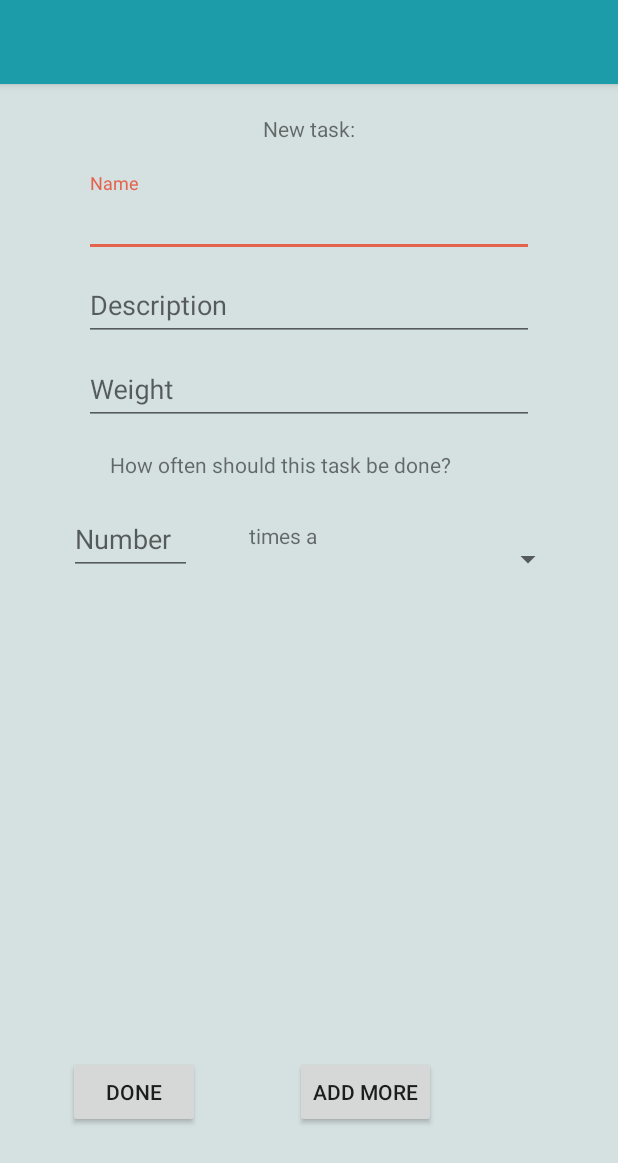
After one commit to hayeb/SDE, an Android app: the layout activity_add_task.xml on its own in the app's theme, with its tools: preview values and no code run, on a phone screen of 412 x 824 dp. The commit adds this screen. Shown: the top 1163 px of the screen. Run offline under Robolectric (Android 15) with nearby library versions, the phone set to English and light mode, and no system bars.

Commit message:
taskdefinitions almost done

```diff
--- a/propr-app/app/src/main/AndroidManifest.xml
+++ b/propr-app/app/src/main/AndroidManifest.xml
@@ -50,6 +50,7 @@
 				android:name="android.support.PARENT_ACTIVITY"
 				android:value="giphouse.nl.proprapp.SplashActivity" />
 		</activity>
+
 
 		<activity
 			android:name=".ui.group.GroupAddActivity"
--- a/propr-app/app/src/main/java/giphouse/nl/proprapp/dagger/ProprApplicationComponent.java
+++ b/propr-app/app/src/main/java/giphouse/nl/proprapp/dagger/ProprApplicationComponent.java
@@ -11,6 +11,7 @@ import giphouse.nl.proprapp.ui.group.GroupAddActivity;
 import giphouse.nl.proprapp.ui.group.GroupInfoActivity;
 import giphouse.nl.proprapp.ui.group.GroupJoinActivity;
 import giphouse.nl.proprapp.ui.group.GroupListActivity;
+import giphouse.nl.proprapp.ui.group.AddTaskActivity;
 import giphouse.nl.proprapp.ui.group.overview.GroupActivityFragment;
 import giphouse.nl.proprapp.ui.group.overview.GroupMyTasksFragment;
 import giphouse.nl.proprapp.ui.group.overview.GroupOverviewActivity;
@@ -37,6 +38,8 @@ public interface ProprApplicationComponent {
 
 	void inject(GroupJoinActivity groupJoinActivity);
 
+	void inject(AddTaskActivity addTaskActivity);
+
 	void inject(GroupMyTasksFragment myTasksFragment);
 
 	void inject(SplashActivity splashActivity);
--- a/propr-app/app/src/main/java/giphouse/nl/proprapp/service/group/GroupService.java
+++ b/propr-app/app/src/main/java/giphouse/nl/proprapp/service/group/GroupService.java
@@ -6,6 +6,7 @@ import giphouse.nl.proprapp.service.group.search.GroupSearchResult;
 import nl.giphouse.propr.dto.group.GroupAddDto;
 import nl.giphouse.propr.dto.group.GroupDto;
 import nl.giphouse.propr.dto.group.GroupJoinDto;
+import nl.giphouse.propr.dto.task.TaskDefinitionDto;
 import nl.giphouse.propr.dto.user.UserInfoDto;
 import retrofit2.Call;
 import retrofit2.http.Body;
--- a/propr-app/app/src/main/java/giphouse/nl/proprapp/service/task/TaskService.java
+++ b/propr-app/app/src/main/java/giphouse/nl/proprapp/service/task/TaskService.java
@@ -3,6 +3,7 @@ package giphouse.nl.proprapp.service.task;
 import java.util.List;
 
 import nl.giphouse.propr.dto.task.TaskCompletionDto;
+import nl.giphouse.propr.dto.task.TaskDefinitionDto;
 import nl.giphouse.propr.dto.task.TaskDto;
 import nl.giphouse.propr.dto.task.TaskRatingDto;
 import retrofit2.Call;
@@ -26,6 +27,9 @@ public interface TaskService {
 	@GET("api/task/group/scheduled")
 	Call<List<TaskDto>> getTodoTasksInGroup(@Query("groupname") String groupname);
 
+	@POST("api/task/group/add")
+	Call<TaskDefinitionDto> createTask(final @Body TaskDefinitionDto taskDefinitionDto);
+
 	@POST("api/task/{taskId}/complete")
 	Call<Void> completeTask(@Path("taskId") Long taskId, @Body TaskCompletionDto taskCompletionDto);
 
--- a/propr-app/app/src/main/java/giphouse/nl/proprapp/ui/group/GroupJoinActivity.java
+++ b/propr-app/app/src/main/java/giphouse/nl/proprapp/ui/group/GroupJoinActivity.java
@@ -82,7 +82,7 @@ public class GroupJoinActivity extends AppCompatActivity {
 			public void onResponse(@NonNull final Call<GroupDto> call, @NonNull final Response<GroupDto> response) {
 				if (!response.isSuccessful()) {
 				} else {
-					Log.i(TAG, "Succesfully created a group");
+					Log.i(TAG, "Succesfully joined a group");
 					final Intent intent = new Intent(GroupJoinActivity.this, GroupOverviewActivity.class);
 					final GroupDto dto = response.body();
 					if (dto != null)
--- /dev/null
+++ b/propr-app/app/src/main/res/layout/activity_add_task.xml
@@ -0,0 +1,227 @@
+<?xml version="1.0" encoding="utf-8"?>
+<android.support.constraint.ConstraintLayout xmlns:android="http://schemas.android.com/apk/res/android"
+    xmlns:app="http://schemas.android.com/apk/res-auto"
+    xmlns:tools="http://schemas.android.com/tools"
+    android:layout_width="match_parent"
+    android:layout_height="match_parent"
+    tools:context="giphouse.nl.proprapp.ui.group.AddTaskActivity">
+
+    <android.support.design.widget.AppBarLayout
+        android:layout_width="match_parent"
+        android:layout_height="wrap_content"
+        android:theme="@style/ProprTheme.AppBarOverlay">
+
+        <android.support.v7.widget.Toolbar
+            android:id="@+id/toolbar"
+            android:layout_width="match_parent"
+            android:layout_height="?attr/actionBarSize"
+            android:background="?attr/colorPrimary"
+            app:popupTheme="@style/ProprTheme.PopupOverlay" />
+
+    </android.support.design.widget.AppBarLayout>
+
+    <TextView
+        android:id="@+id/textView"
+        android:layout_width="270dp"
+        android:layout_height="wrap_content"
+        android:layout_marginTop="76dp"
+        android:text="@string/new_task"
+        android:textAlignment="center"
+        app:layout_constraintEnd_toEndOf="parent"
+        app:layout_constraintLeft_toLeftOf="parent"
+        app:layout_constraintRight_toRightOf="parent"
+        app:layout_constraintStart_toStartOf="parent"
+        app:layout_constraintTop_toTopOf="parent" />
+
+    <android.support.design.widget.TextInputLayout
+        android:id="@+id/textInputLayout"
+        android:layout_width="300dp"
+        android:layout_height="wrap_content"
+        android:layout_marginTop="20dp"
+        app:layout_constraintEnd_toEndOf="parent"
+        app:layout_constraintLeft_toLeftOf="parent"
+        app:layout_constraintRight_toRightOf="parent"
+        app:layout_constraintStart_toStartOf="parent"
+        app:layout_constraintTop_toBottomOf="@+id/textView">
+
+        <android.support.design.widget.TextInputEditText
+            android:id="@+id/enterTaskName"
+            style="@android:style/Widget.Material.EditText"
+            android:layout_width="match_parent"
+            android:layout_height="match_parent"
+            android:layout_margin="0dp"
+            android:ems="10"
+            android:hint="@string/hint_task_name"
+            android:inputType="text"
+            android:selectAllOnFocus="true"
+            android:singleLine="true"
+            android:textAlignment="center"
+            app:layout_constraintEnd_toEndOf="parent"
+            app:layout_constraintStart_toStartOf="parent"
+            app:layout_constraintTop_toBottomOf="@+id/textView" />
+    </android.support.design.widget.TextInputLayout>
+
+    <android.support.design.widget.TextInputLayout
+        android:id="@+id/textInputLayout2"
+        android:layout_width="300dp"
+        android:layout_height="wrap_content"
+        app:layout_constraintEnd_toEndOf="parent"
+        app:layout_constraintLeft_toLeftOf="parent"
+        app:layout_constraintRight_toRightOf="parent"
+        app:layout_constraintStart_toStartOf="parent"
+        app:layout_constraintTop_toBottomOf="@+id/textInputLayout">
+
+        <android.support.design.widget.TextInputEditText
+            android:id="@+id/enterDescription"
+            style="@android:style/Widget.Material.EditText"
+            android:layout_width="match_parent"
+            android:layout_height="match_parent"
+            android:layout_margin="0dp"
+            android:ems="10"
+            android:hint="@string/hint_task_description"
+            android:inputType="text"
+            android:selectAllOnFocus="true"
+            android:singleLine="true"
+            android:textAlignment="center"
+            app:layout_constraintEnd_toEndOf="parent"
+            app:layout_constraintStart_toStartOf="parent"
+            app:layout_constraintTop_toBottomOf="@+id/textView" />
+    </android.support.design.widget.TextInputLayout>
+
+    <android.support.design.widget.TextInputLayout
+        android:id="@+id/textInputLayout3"
+        android:layout_width="300dp"
+        android:layout_height="wrap_content"
+        app:layout_constraintEnd_toEndOf="parent"
+        app:layout_constraintLeft_toLeftOf="parent"
+        app:layout_constraintRight_toRightOf="parent"
+        app:layout_constraintStart_toStartOf="parent"
+        app:layout_constraintTop_toBottomOf="@+id/textInputLayout2">
+
+        <android.support.design.widget.TextInputEditText
+            android:id="@+id/enterWeight"
+            style="@android:style/Widget.Material.EditText"
+            android:layout_width="match_parent"
+            android:layout_height="match_parent"
+            android:layout_margin="0dp"
+            android:ems="10"
+            android:hint="@string/hint_task_weight"
+            android:inputType="text"
+            android:selectAllOnFocus="true"
+            android:singleLine="true"
+            android:textAlignment="center"
+            app:layout_constraintEnd_toEndOf="parent"
+            app:layout_constraintStart_toStartOf="parent"
+            app:layout_constraintTop_toBottomOf="@+id/textView" />
+    </android.support.design.widget.TextInputLayout>
+
+    <TextView
+        android:id="@+id/textView2"
+        android:layout_width="270dp"
+        android:layout_height="wrap_content"
+        android:layout_marginTop="300dp"
+        android:text="@string/frequency"
+        android:textAlignment="center"
+        app:layout_constraintEnd_toEndOf="parent"
+        app:layout_constraintHorizontal_bias="0.368"
+        app:layout_constraintLeft_toLeftOf="parent"
+        app:layout_constraintRight_toRightOf="parent"
+        app:layout_constraintStart_toStartOf="parent"
+        app:layout_constraintTop_toTopOf="parent" />
+
+    <android.support.design.widget.TextInputLayout
+        android:id="@+id/textInputLayout4"
+        android:layout_width="82dp"
+        android:layout_height="wrap_content"
+        android:layout_marginTop="44dp"
+        app:layout_constraintEnd_toEndOf="parent"
+        app:layout_constraintHorizontal_bias="0.139"
+        app:layout_constraintLeft_toLeftOf="parent"
+        app:layout_constraintRight_toRightOf="parent"
+        app:layout_constraintStart_toStartOf="parent"
+        app:layout_constraintTop_toBottomOf="@+id/textInputLayout3">
+
+        <android.support.design.widget.TextInputEditText
+            android:id="@+id/enterNumber"
+            style="@android:style/Widget.Material.EditText"
+            android:layout_width="match_parent"
+            android:layout_height="match_parent"
+            android:layout_margin="0dp"
+            android:ems="10"
+            android:hint="@string/hint_task_number"
+            android:inputType="text"
+            android:selectAllOnFocus="true"
+            android:singleLine="true"
+            android:textAlignment="center"
+            app:layout_constraintEnd_toEndOf="parent"
+            app:layout_constraintStart_toStartOf="parent"
+            app:layout_constraintTop_toBottomOf="@+id/textView" />
+    </android.support.design.widget.TextInputLayout>
+
+    <TextView
+        android:id="@+id/textView3"
+        android:layout_width="93dp"
+        android:layout_height="26dp"
+        android:layout_marginTop="28dp"
+        android:text="@string/times"
+        android:textAlignment="center"
+        app:layout_constraintEnd_toEndOf="parent"
+        app:layout_constraintHorizontal_bias="0.446"
+        app:layout_constraintLeft_toLeftOf="parent"
+        app:layout_constraintRight_toRightOf="parent"
+        app:layout_constraintStart_toStartOf="parent"
+        app:layout_constraintTop_toBottomOf="@+id/textView2" />
+
+    <Button
+        android:id="@+id/buttonDone"
+        android:layout_width="wrap_content"
+        android:layout_height="wrap_content"
+        android:layout_marginBottom="8dp"
+        android:layout_marginEnd="8dp"
+        android:layout_marginLeft="56dp"
+        android:layout_marginStart="8dp"
+        android:layout_marginTop="8dp"
+        android:text="@string/done"
+        app:layout_constraintBottom_toBottomOf="parent"
+        app:layout_constraintEnd_toEndOf="parent"
+        app:layout_constraintHorizontal_bias="0.121"
+        app:layout_constraintLeft_toLeftOf="parent"
+        app:layout_constraintStart_toStartOf="parent"
+        app:layout_constraintTop_toBottomOf="@+id/textInputLayout"
+        app:layout_constraintVertical_bias="0.891" />
+
+    <Button
+        android:id="@+id/buttonNext"
+        android:layout_width="wrap_content"
+        android:layout_height="wrap_content"
+        android:layout_marginBottom="8dp"
+        android:layout_marginEnd="8dp"
+        android:layout_marginLeft="56dp"
+        android:layout_marginStart="8dp"
+        android:layout_marginTop="8dp"
+        android:text="@string/add_more"
+        app:layout_constraintBottom_toBottomOf="parent"
+        app:layout_constraintEnd_toEndOf="parent"
+        app:layout_constraintHorizontal_bias="0.625"
+        app:layout_constraintLeft_toLeftOf="parent"
+        app:layout_constraintStart_toStartOf="parent"
+        app:layout_constraintTop_toBottomOf="@+id/textInputLayout"
+        app:layout_constraintVertical_bias="0.891" />
+
+    <Spinner
+        android:id="@+id/spinner"
+        android:layout_width="121dp"
+        android:layout_height="52dp"
+        android:layout_marginBottom="8dp"
+        android:layout_marginEnd="8dp"
+        android:layout_marginStart="8dp"
+        android:layout_marginTop="8dp"
+        app:layout_constraintBottom_toBottomOf="parent"
+        app:layout_constraintEnd_toEndOf="parent"
+        app:layout_constraintHorizontal_bias="0.291"
+        app:layout_constraintStart_toEndOf="@+id/textView3"
+        app:layout_constraintTop_toBottomOf="@+id/textView2"
+        app:layout_constraintVertical_bias="0.044" />
+
+
+</android.support.constraint.ConstraintLayout>
--- a/propr-app/app/src/main/res/menu/group_overview.xml
+++ b/propr-app/app/src/main/res/menu/group_overview.xml
@@ -12,4 +12,10 @@
 		android:id="@+id/item_leave_group"
 		app:showAsAction="never"/>
 
+	<item
+		android:id="@+id/item_task_definitions"
+		android:icon="@drawable/ic_add_taskdef"
+		android:title="@string/item_title_task_definitions"
+		app:showAsAction="always"/>
+
 </menu>
--- a/propr-app/app/src/main/res/values/strings.xml
+++ b/propr-app/app/src/main/res/values/strings.xml
@@ -26,6 +26,31 @@
 	<string name="join">Join!</string>
 	<string name="hint_group_code">Group code</string>
 	<string name="join_toolbar">Join a group</string>
+
+	<!-- Strings related to add taskdefinitions -->
+	<string name="add_task_toolbar">Add a task</string>
+	<string name="new_task">New task:</string>
+	<string name="frequency">How often should this task be done?</string>
+	<string name="hint_task_name">Name</string>
+	<string name="hint_task_description">Description</string>
+	<string name="hint_task_weight">Weight</string>
+	<string name="hint_task_number">Number</string>
+	<string name="times">times a</string>
+	<string-array name="frequencytypes">
+		<item>DAY</item>
+		<item>WEEK</item>
+		<item>MONTH</item>
+		<item>YEAR</item>
+	</string-array>
+	<string-array name="weights">
+		<item>LIGHT</item>
+		<item>MEDIUM</item>
+		<item>HEAVY</item>
+	</string-array>
+	<string name="item_title_task_definitions">Task definitions</string>
+	<string name="add_more">Add more</string>
+	<string name="done">Done</string>
+	<string name="input_not_valid">Input is not valid, try again</string>
 
 	<!-- IP-adres van de host-machine, voor emulators -->
 	<string name="backend_url">http://10.0.2.2:8000/propr/</string>
--- a/propr-backend/src/main/java/nl/giphouse/propr/controller/GroupController.java
+++ b/propr-backend/src/main/java/nl/giphouse/propr/controller/GroupController.java
@@ -157,7 +157,6 @@ public class GroupController
 			.collect(Collectors.toList());
 
 		return ResponseEntity.ok(groupDtos);
-	}
 
 	@RequestMapping(value = "/{groupId}/leave", method = RequestMethod.POST)
 	public ResponseEntity<Void> leaveGroup(final Principal principal, final @PathVariable("groupId") long groupId)
--- a/propr-backend/src/main/java/nl/giphouse/propr/repository/GroupRepository.java
+++ b/propr-backend/src/main/java/nl/giphouse/propr/repository/GroupRepository.java
@@ -19,8 +19,9 @@ public interface GroupRepository extends JpaRepository<Group, Long>
 	int countByInviteCode(final String inviteCode);
 
 	Group findGroupByName(final String name);
-
+	Group findGroupById(final long groupId);
 	Group findGroupByInviteCode(final String inviteCode);
+	Group findGroupNameById(final long groupId);
 
 	List<Group> findGroupsByNameIsContaining(final String name);
 }
--- a/propr-backend/src/main/java/nl/giphouse/propr/repository/TaskRepository.java
+++ b/propr-backend/src/main/java/nl/giphouse/propr/repository/TaskRepository.java
@@ -3,6 +3,7 @@ package nl.giphouse.propr.repository;
 import java.time.LocalDate;
 import java.util.List;
 
+import nl.giphouse.propr.dto.task.TaskStatus;
 import nl.giphouse.propr.model.group.Group;
 import nl.giphouse.propr.model.task.AssignedTask;
 import nl.giphouse.propr.model.user.User;
--- a/propr-interfaces/src/main/java/nl/giphouse/propr/dto/task/TaskDefinitionDto.java
+++ b/propr-interfaces/src/main/java/nl/giphouse/propr/dto/task/TaskDefinitionDto.java
@@ -14,13 +14,18 @@ import lombok.Setter;
 @Builder
 public class TaskDefinitionDto
 {
+	private long groupId;
+
 	private String name;
 
 	private String description;
 
+	// TODO change these
 	private TaskRepetitionType periodType;
+	//private String periodType;
 
 	private TaskWeight weight;
+	//private String taskWeight;
 
 	private int frequency;
 }
```
Also changed, not shown: propr-app/app/src/main/java/giphouse/nl/proprapp/ui/group/AddTaskActivity.java (added, +173 -0 lines), propr-app/app/src/main/java/giphouse/nl/proprapp/ui/group/overview/GroupOverviewActivity.java (+22 -8 lines), propr-backend/src/main/java/nl/giphouse/propr/controller/TaskController.java (+24 -0 lines), propr-interfaces/src/main/java/nl/giphouse/propr/dto/task/AssignedTaskDto.java (added, +28 -0 lines), propr-app/app/src/main/res/drawable/ic_add_taskdef.png (added).
